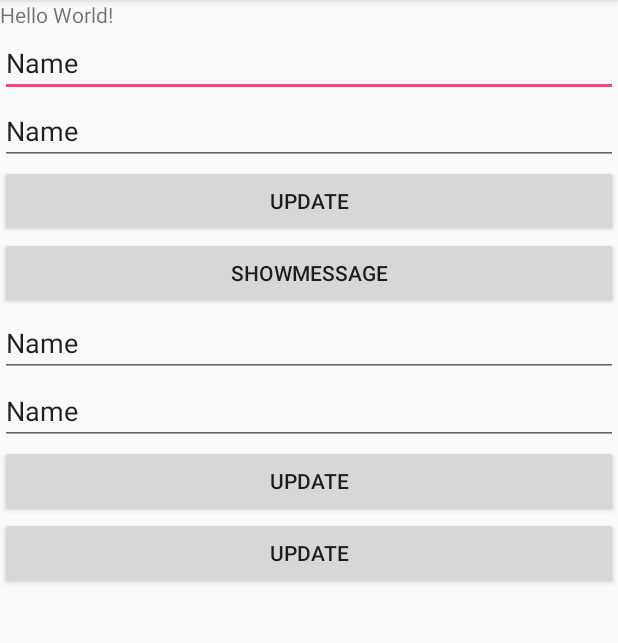
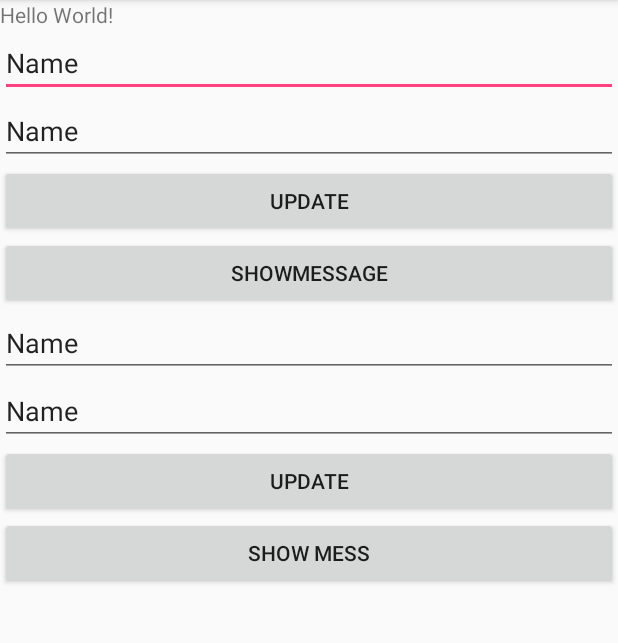
Before and after one commit to sanketingithub/mvpPro, an Android app: the screen it shows after launch (MainActivity), after a tap on "UPDATE", on a phone screen of 412 x 824 dp, the part 84-727 px from its top. Run offline under Robolectric (Android 15) with nearby library versions, the phone set to English and light mode, and no system bars.

```diff
--- a/app/src/main/java/testapp/testing/com/mvppro/MainActivity.java
+++ b/app/src/main/java/testapp/testing/com/mvppro/MainActivity.java
@@ -14,7 +14,7 @@ public class MainActivity extends AppCompatActivity implements SayHelloContract.
     //UI properties
     private TextView mMessageView;
     private EditText mFirstNameView;
-    private EditText mLastNameView;
+    private EditText mLastNameView, editText3;
 
     @Override
     protected void onCreate(Bundle savedInstanceState) {
@@ -30,8 +30,13 @@ public class MainActivity extends AppCompatActivity implements SayHelloContract.
         mFirstNameView = (EditText) findViewById(R.id.firstName);
         mLastNameView = (EditText) findViewById(R.id.lastName);
 
+
+
+        editText3 = (EditText) findViewById(R.id.editText3);
+
         findViewById(R.id.update).setOnClickListener(this);
         findViewById(R.id.showMessage).setOnClickListener(this);
+
     }
 
     @Override
@@ -59,6 +64,41 @@ public class MainActivity extends AppCompatActivity implements SayHelloContract.
                 break;
         }
     }
+
+    public void saveVal(View view)
+    {
+
+        setVal(editText3.getText().toString());
+
+    }
+
+
+    String val;
+    private void setVal(String val)
+    {
+        this.val = val;
+    }
+
+
+
+    private void getVal(TextView textView) {
+        if (val != null) {
+            textView.setText(val);
+        }
+    }
+
+
+
+    public void showVal(View view)
+    {
+        getVal(mMessageView);
+    }
+
+
+
+
+
+
 }
 
 
--- a/app/src/main/res/layout/activity_main.xml
+++ b/app/src/main/res/layout/activity_main.xml
@@ -69,12 +69,14 @@
         android:id="@+id/update3"
         android:layout_width="match_parent"
         android:layout_height="wrap_content"
+        android:onClick="saveVal"
         android:text="update" />
 
     <Button
         android:id="@+id/update2"
+        android:onClick="showVal"
         android:layout_width="match_parent"
         android:layout_height="wrap_content"
-        android:text="update" />
+        android:text="show Mess" />
 
 </LinearLayout>
```
